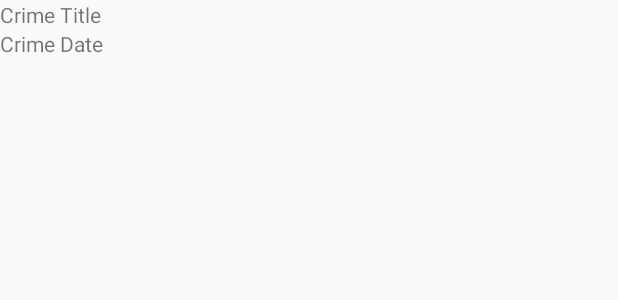
After one commit to Aaronmb123/CriminalIntent, an Android app: the layout list_item_crime.xml on its own in the app's theme, with its tools: preview values and no code run, on a phone screen of 412 x 824 dp. The commit adds this screen. Shown: the top 300 px of the screen. Run offline under Robolectric (Android 15) with nearby library versions, the phone set to English and light mode, and no system bars.

Commit message:
a view to display

```diff
--- a/app/build.gradle
+++ b/app/build.gradle
@@ -20,11 +20,12 @@ android {
 }
 
 dependencies {
-    compile fileTree(dir: 'libs', include: ['*.jar'])
+    compile fileTree(include: ['*.jar'], dir: 'libs')
     androidTestCompile('com.android.support.test.espresso:espresso-core:2.2.2', {
         exclude group: 'com.android.support', module: 'support-annotations'
     })
     compile 'com.android.support:appcompat-v7:25.3.1'
     compile 'com.android.support.constraint:constraint-layout:1.0.2'
     testCompile 'junit:junit:4.12'
+    compile 'com.android.support:recyclerview-v7:25.3.1'
 }
--- /dev/null
+++ b/app/src/main/res/layout/list_item_crime.xml
@@ -0,0 +1,19 @@
+<?xml version="1.0" encoding="utf-8"?>
+<LinearLayout xmlns:android="http://schemas.android.com/apk/res/android"
+              android:orientation="vertical"
+              android:layout_width="match_parent"
+              android:layout_height="wrap_content">
+
+    <TextView
+        android:id="@+id/crime_title"
+        android:layout_width="match_parent"
+        android:layout_height="wrap_content"
+        android:text="Crime Title"/>
+
+    <TextView
+        android:id="@+id/crime_date"
+        android:layout_width="match_parent"
+        android:layout_height="wrap_content"
+        android:text="Crime Date"/>
+
+</LinearLayout>
```
Also changed, not shown: app/src/main/java/com/bakeaaro/criminalintent/CrimeListFragment.java (+15 -0 lines), app/src/main/res/layout/fragment_crime_list.xml (added, +9 -0 lines).
